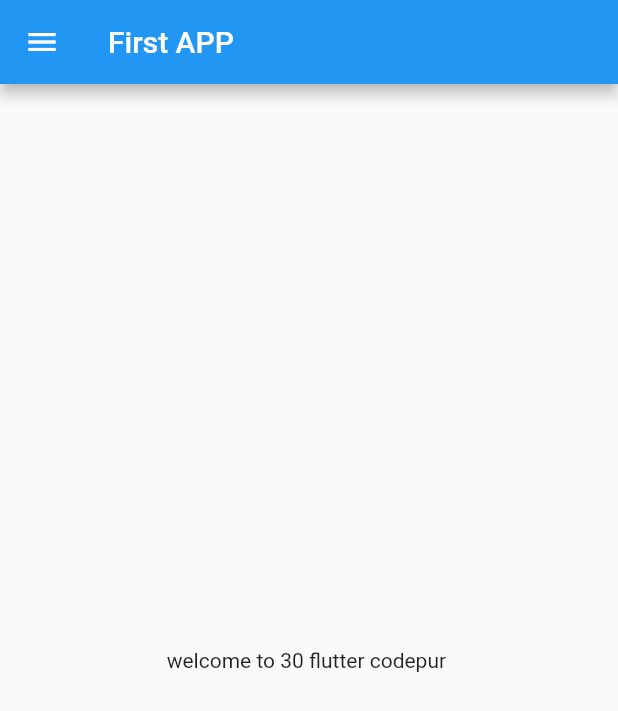
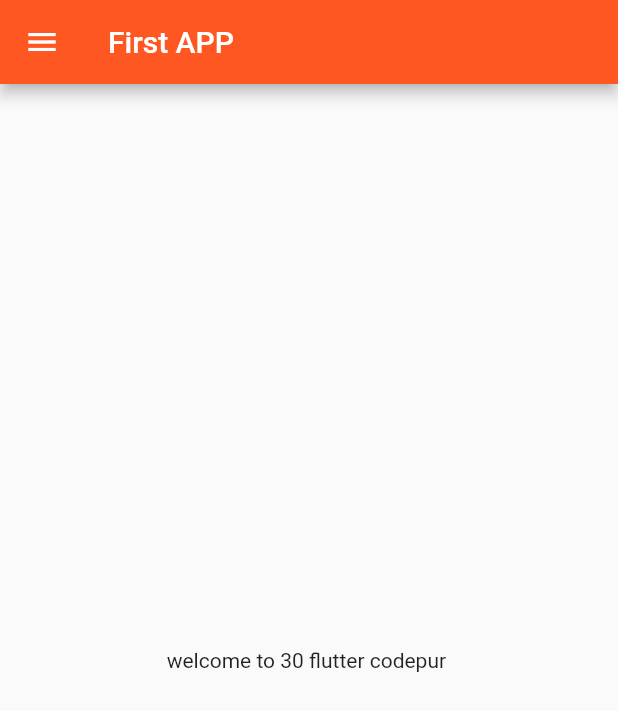
Before and after one commit to ayushmanCR7/futterappdev, a Flutter app: the screen it shows after launch, on a phone screen of 412 x 824 dp. Shown: the top 711 px of the screen. Run offline on Flutter 3.47's test engine with Material 2 defaults, Android fonts, the phone set to English and light mode, and no system bars.

Commit message:
day-3 completed

```diff
--- a/lib/main.dart
+++ b/lib/main.dart
@@ -1,6 +1,7 @@
 import 'package:flutter/material.dart';
+import 'package:flutter_application_1/pages/login_page.dart';
 
-import 'home_page.dart';
+import 'pages/home_page.dart';
 
 void main() {
   runApp(MyApp());
@@ -12,7 +13,17 @@ class MyApp extends StatelessWidget {
   @override
   Widget build(BuildContext context) {
     return MaterialApp(
-      home: Homepage(),
+      themeMode: ThemeMode.light,
+      theme: ThemeData(primarySwatch: Colors.deepOrange),
+      darkTheme: ThemeData(
+        brightness: Brightness.dark,
+      ),
+      initialRoute: "/home",
+      routes: {
+        "/": (context) => LoginPage(),
+        "/home": (context) => Homepage(),
+        "/login": (context) => LoginPage(),
+      },
     );
   }
 }
```
Also changed, not shown: lib/pages/login_page.dart (added, +19 -0 lines), lib/pages/home_page.dart (renamed from lib/home_page.dart).
